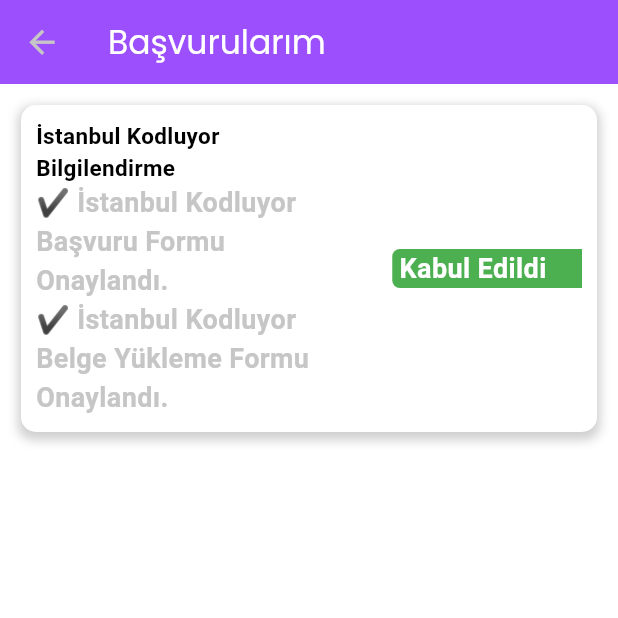
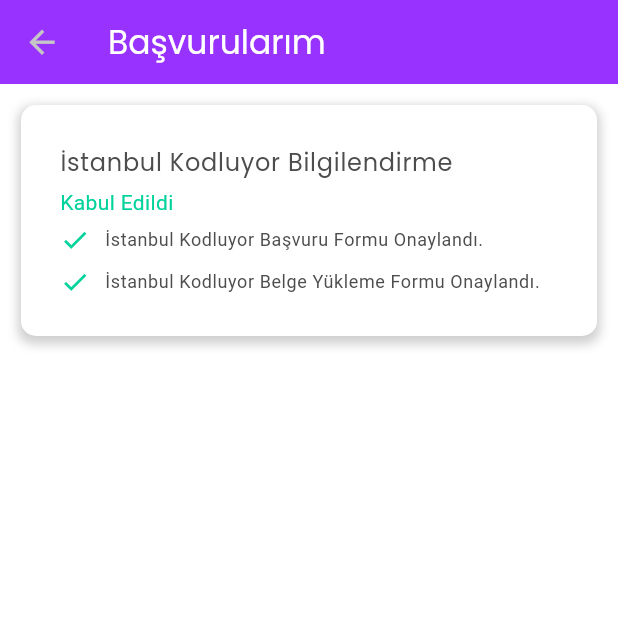
Before and after one commit to ozgeakinci/tobeto-app, a Flutter app: the Recourses screen opened directly, on a phone screen of 412 x 824 dp, the top half of it. Run offline on Flutter 3.47's test engine with Material 3 defaults, Android fonts, the phone set to English and light mode, and no system bars; our stand-ins replace google_fonts.

Commit message:
recourses style fixed

```diff
--- a/lib/theme/tobeto_theme.dart
+++ b/lib/theme/tobeto_theme.dart
@@ -13,16 +13,18 @@
         ),
         colorScheme: TobetoAppColor.colorSchemeLight,
         textTheme: GoogleFonts.poppinsTextTheme().copyWith(
-          labelLarge: GoogleFonts.poppins(
-              color: TobetoAppColor.backgroundDark,
-              fontWeight: FontWeight.bold),
+          // size = 16
+          bodyLarge: GoogleFonts.poppins(
+            color: TobetoAppColor.backgroundDark,
+          ),
+          // default text theme size = 14
           bodyMedium: TextStyle(
-              color: TobetoAppColor.textColor,
-              fontWeight: FontWeight.bold,
-              fontSize: 18),
+            color: TobetoAppColor.textColorBlack,
+            fontWeight: FontWeight.bold,
+          ),
+          // size=12
           bodySmall: TextStyle(
-            fontSize: 16,
-            color: TobetoAppColor.textColor,
+            color: TobetoAppColor.textColorBlack,
           ),
         ),
         inputDecorationTheme: InputDecorationTheme(
@@ -34,13 +36,19 @@
         ),
         elevatedButtonTheme: ElevatedButtonThemeData(
           style: ElevatedButton.styleFrom(
+              textStyle: TextStyle(
+                fontWeight: FontWeight.bold,
+              ),
               backgroundColor: TobetoAppColor.colorSchemeLight.primary,
               fixedSize: const Size(350, 45),
               foregroundColor: TobetoAppColor.textColorDark),
         ),
         textButtonTheme: TextButtonThemeData(
-          style:
-              TextButton.styleFrom(foregroundColor: TobetoAppColor.textColor),
+          style: TextButton.styleFrom(
+              foregroundColor: TobetoAppColor.textColorBlack,
+              textStyle: TextStyle(
+                fontWeight: FontWeight.bold,
+              )),
         ),
         iconButtonTheme: IconButtonThemeData(
           style: IconButton.styleFrom(
--- a/lib/view/screens/homeScreens/recourses.dart
+++ b/lib/view/screens/homeScreens/recourses.dart
@@ -1,4 +1,5 @@
 import 'package:flutter/material.dart';
+import 'package:tobeto_app/theme/tobeto_theme_color.dart';
 
 class Recourses extends StatelessWidget {
   const Recourses({Key? key}) : super(key: key);
@@ -7,11 +8,11 @@
   Widget build(BuildContext context) {
     return Scaffold(
       appBar: AppBar(
-        title: const Text(
+        title: Text(
           "Başvurularım",
-          style: TextStyle(color: Colors.white),
+          style: TextStyle(color: TobetoAppColor.textColorDark),
         ),
-        backgroundColor: Color(0xFF9B4FFD),
+        backgroundColor: TobetoAppColor.colorSchemeLight.primary,
       ),
       body: Padding(
         padding: const EdgeInsets.all(14.0),
@@ -31,55 +32,65 @@
                 ],
                 color: Colors.white,
               ),
-              child: Row(
-                children: [
-                  const Expanded(
+              child: Padding(
+                padding: const EdgeInsets.all(16),
                 child: Column(
                   crossAxisAlignment: CrossAxisAlignment.start,
                   children: [
-                        Wrap(
-                          children: [
                     Text(
                       "İstanbul Kodluyor Bilgilendirme",
-                              style:
-                                  TextStyle(color: Colors.black, fontSize: 15),
+                      style: Theme.of(context).textTheme.bodyLarge,
+                    ),
+                    Padding(
+                      padding: const EdgeInsets.symmetric(vertical: 5),
+                      child: Text(
+                        "Kabul Edildi",
+                        style: Theme.of(context).textTheme.bodyMedium?.copyWith(
+                            color: TobetoAppColor.colorSchemeLight.secondary,
+                            fontWeight: FontWeight.normal),
+                      ),
+                    ),
+                    Row(
+                      children: [
+                        Icon(
+                          Icons.check,
+                          size: 20,
+                          color: TobetoAppColor.colorSchemeLight.secondary,
+                        ),
+                        const SizedBox(
+                          width: 10,
+                        ),
+                        Expanded(
+                          child: Text(
+                            "İstanbul Kodluyor Başvuru Formu Onaylandı.",
+                            style: Theme.of(context).textTheme.bodySmall,
+                          ),
                         ),
                       ],
                     ),
-                        Wrap(
+                    const SizedBox(
+                      height: 8,
+                    ),
+                    Row(
                       children: [
-                            Text(
-                                "✔ İstanbul Kodluyor Başvuru Formu Onaylandı."),
-                          ],
+                        Icon(
+                          Icons.check,
+                          size: 20,
+                          color: TobetoAppColor.colorSchemeLight.secondary,
                         ),
-                        Wrap(
-                          children: [
-                            Text(
-                                "✔ İstanbul Kodluyor Belge Yükleme Formu Onaylandı."),
+                        const SizedBox(
+                          width: 10,
+                        ),
+                        Expanded(
+                          child: Text(
+                            "İstanbul Kodluyor Belge Yükleme Formu Onaylandı.",
+                            style: Theme.of(context).textTheme.bodySmall,
+                          ),
+                        ),
                       ],
                     ),
                   ],
                 ),
-                  ),
-                  const SizedBox(
-                    width: 30,
-                  ),
-                  Align(
-                    alignment: Alignment.topRight,
-                    child: Container(
-                      decoration: const BoxDecoration(
-                        color: Colors.green,
-                        borderRadius: BorderRadius.only(
-                            topLeft: Radius.circular(5.0),
-                            bottomLeft: Radius.circular(5.0)),
-                      ),
-                      child: const Text(
-                        " Kabul Edildi     ",
-                        style: TextStyle(color: Colors.white),
-                      ),
-                    ),
-                  ),
-                ],
               ),
             ),
           ],
--- a/lib/view/screens/login_page.dart
+++ b/lib/view/screens/login_page.dart
@@ -101,8 +101,9 @@
                             child: Row(
                               mainAxisAlignment: MainAxisAlignment.center,
                               children: [
-                                const Text(_isMember,
-                                    style: TextStyle(fontSize: 16)),
+                                const Text(
+                                  _isMember,
+                                ),
                                 TextButton(
                                   onPressed: () {},
                                   child: const Text(
```
Lines whose indentation alone changed are shown as unchanged.
